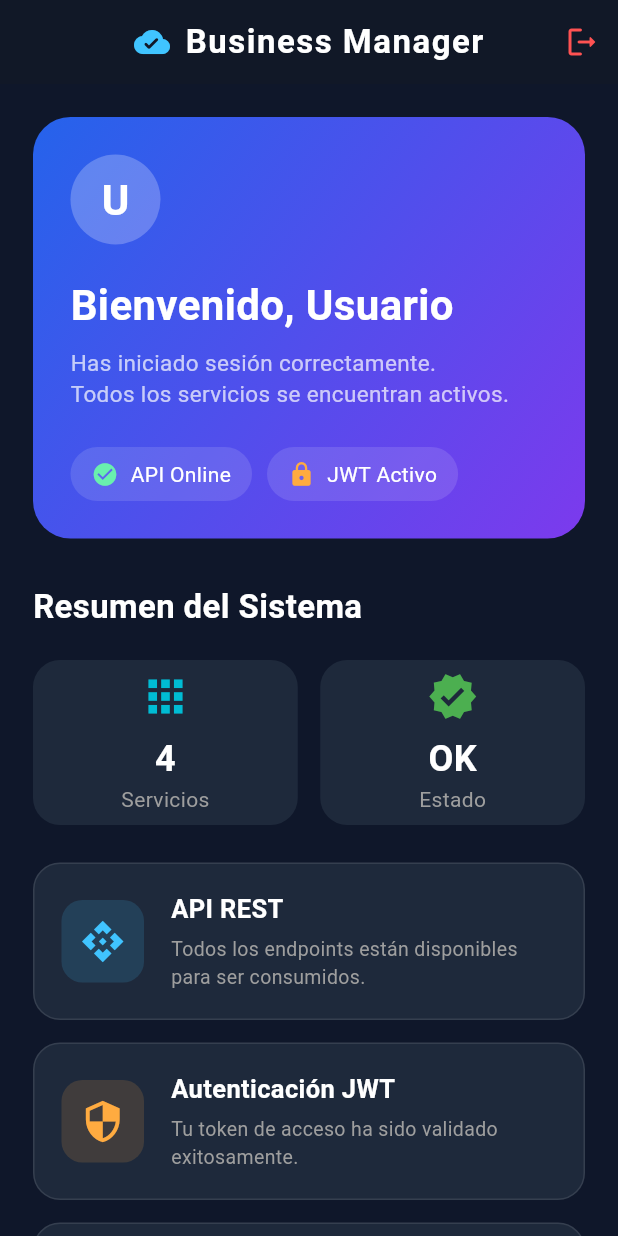
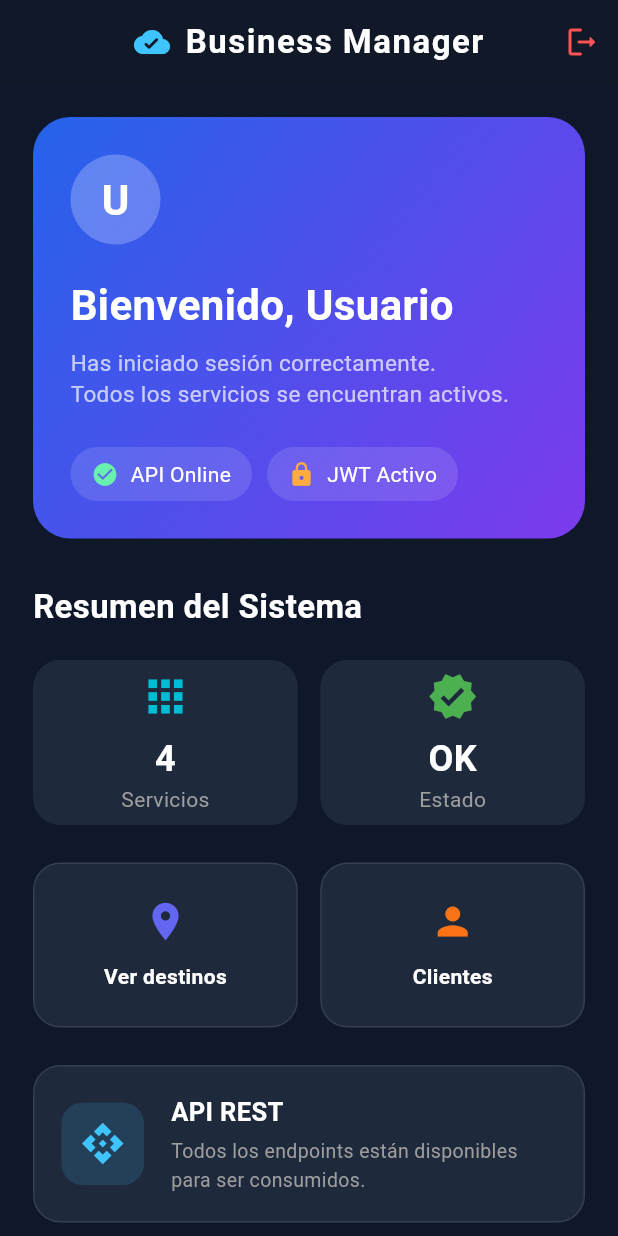
Before and after one commit to roger06javi/G7_Agencia-de-viaje, a Flutter app: the DashboardPage screen opened directly with empty values, on a phone screen of 412 x 824 dp. Run offline on Flutter 3.47's test engine with Material 3 defaults, Android fonts, the phone set to English and light mode, and no system bars.

Commit message:
Añadir acceso a Destinos y Clientes desde el dashboard móvil

```diff
--- a/mobile/lib/pages/dashboard_page.dart
+++ b/mobile/lib/pages/dashboard_page.dart
@@ -1,5 +1,7 @@
 import 'package:flutter/material.dart';
 import 'login_page.dart';
+import 'destino_page.dart';
+import 'cliente_page.dart';
 
 class DashboardPage extends StatelessWidget {
   final String username;
@@ -183,6 +185,40 @@ class DashboardPage extends StatelessWidget {
 
             const SizedBox(height: 25),
 
+            Row(
+              children: [
+                Expanded(
+                  child: _actionCard(
+                    "Ver destinos",
+                    Icons.place,
+                    const Color(0xff6366f1),
+                    () {
+                      Navigator.push(
+                        context,
+                        MaterialPageRoute(builder: (_) => const DestinoPage()),
+                      );
+                    },
+                  ),
+                ),
+                const SizedBox(width: 15),
+                Expanded(
+                  child: _actionCard(
+                    "Clientes",
+                    Icons.person,
+                    const Color(0xfff97316),
+                    () {
+                      Navigator.push(
+                        context,
+                        MaterialPageRoute(builder: (_) => const ClientePage()),
+                      );
+                    },
+                  ),
+                ),
+              ],
+            ),
+
+            const SizedBox(height: 25),
+
             _dashboardCard(
               Icons.api,
               "API REST",
@@ -305,6 +341,33 @@ class DashboardPage extends StatelessWidget {
     );
   }
 
+  Widget _actionCard(
+      String title,
+      IconData icon,
+      Color color,
+      VoidCallback onTap,
+      ) {
+    return GestureDetector(
+      onTap: onTap,
+      child: Container(
+        height: 110,
+        decoration: BoxDecoration(
+          color: const Color(0xff1E293B),
+          borderRadius: BorderRadius.circular(18),
+          border: Border.all(color: Colors.white10),
+        ),
+        child: Column(
+          mainAxisAlignment: MainAxisAlignment.center,
+          children: [
+            Icon(icon, color: color, size: 30),
+            const SizedBox(height: 12),
+            Text(title, style: const TextStyle(color: Colors.white, fontWeight: FontWeight.bold)),
+          ],
+        ),
+      ),
+    );
+  }
+
   Widget _dashboardCard(
       IconData icon,
       String title,
@@ -327,7 +390,7 @@ class DashboardPage extends StatelessWidget {
             width: 55,
             height: 55,
             decoration: BoxDecoration(
-              color: color.withOpacity(.15),
+              color: color.withValues(alpha: 0.15),
               borderRadius: BorderRadius.circular(14),
             ),
             child: Icon(
```
